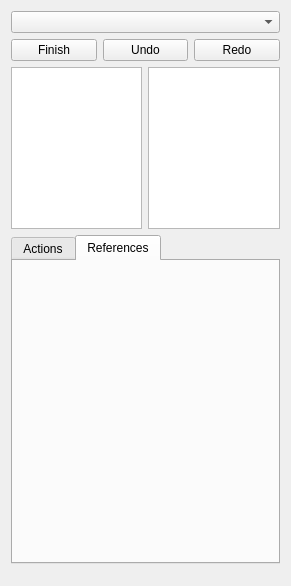
Above: OsteotomyPlanner/Resources/UI/OsteotomyPlanner.ui from KitwareMedical/OsteotomyPlanner before the change. Below: the same form after it.
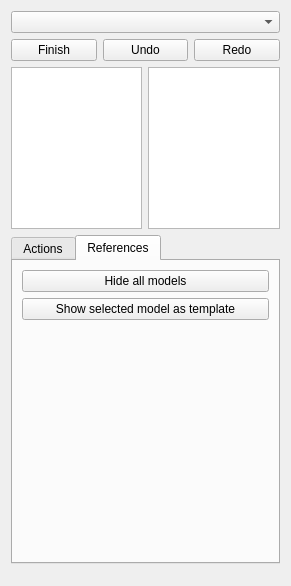
That is the form after the change. Custom widgets are drawn as their Qt base class.

Commit message: ENH:  Button to hide all non-planner models

```diff
--- a/OsteotomyPlanner/Resources/UI/OsteotomyPlanner.ui
+++ b/OsteotomyPlanner/Resources/UI/OsteotomyPlanner.ui
@@ -484,7 +484,35 @@
       <attribute name="title">
        <string>References</string>
       </attribute>
-      <layout class="QVBoxLayout" name="verticalLayout_8"/>
+      <layout class="QVBoxLayout" name="verticalLayout_8">
+       <item>
+        <widget class="QPushButton" name="HideModelsButton">
+         <property name="text">
+          <string>Hide all models</string>
+         </property>
+        </widget>
+       </item>
+       <item>
+        <widget class="QPushButton" name="ShowAsTemplateButton">
+         <property name="text">
+          <string>Show selected model as template</string>
+         </property>
+        </widget>
+       </item>
+       <item>
+        <spacer name="verticalSpacer_6">
+         <property name="orientation">
+          <enum>Qt::Vertical</enum>
+         </property>
+         <property name="sizeHint" stdset="0">
+          <size>
+           <width>20</width>
+           <height>40</height>
+          </size>
+         </property>
+        </spacer>
+       </item>
+      </layout>
      </widget>
     </widget>
    </item>
```
The commit also changes 1 other file.
